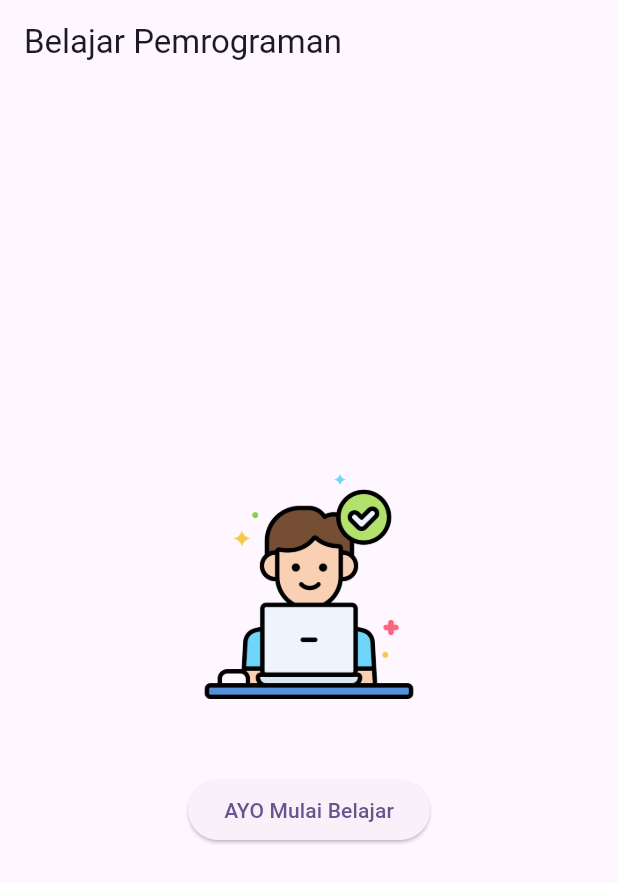
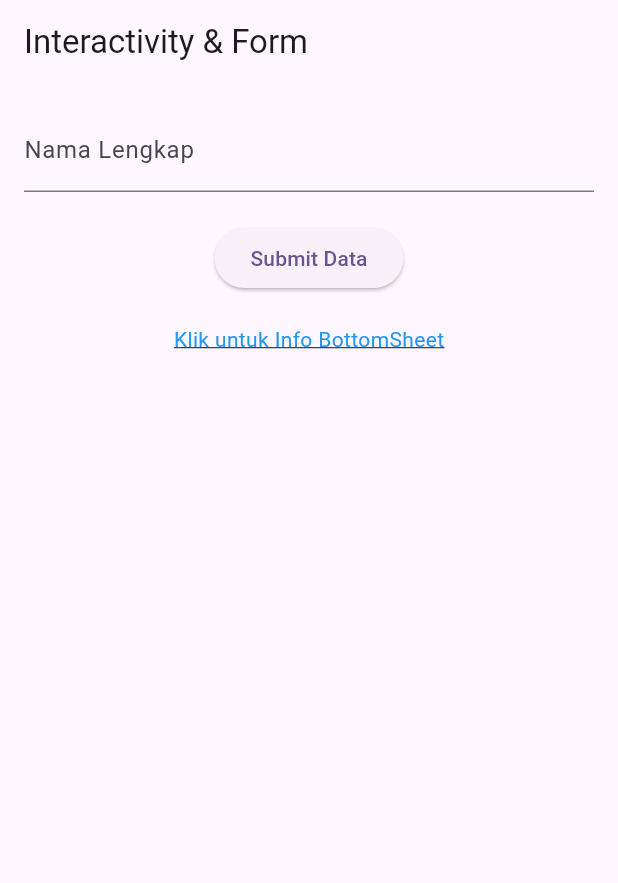
Before and after one commit to muthiazha/prak-mobilelanjut-2467051025, a Flutter app: the screen it shows after launch, on a phone screen of 412 x 824 dp. Shown: the top 883 px of the screen. Run offline on Flutter 3.47's test engine with Material 3 defaults, Android fonts, the light colour scheme and no system bars.

Commit message:
Pertemuan form Interaktif pertemuan 4

```diff
--- /dev/null
+++ b/lib/form_widget.dart
@@ -0,0 +1,85 @@
+import 'package:flutter/material.dart';
+
+class FormWidget extends StatefulWidget {
+  const FormWidget({super.key});
+
+  @override
+  State<FormWidget> createState() => _FormWidgetState();
+}
+
+class _FormWidgetState extends State<FormWidget> {
+  final _formKey = GlobalKey<FormState>();
+  final TextEditingController _namaController = TextEditingController();
+
+  @override
+  void dispose() {
+    _namaController.dispose(); // Membersihkan controller dari memori
+    super.dispose();
+  }
+
+  @override
+  Widget build(BuildContext context) {
+    return Scaffold(
+      appBar: AppBar(title: const Text('Interactivity & Form')),
+      body: Padding(
+        padding: const EdgeInsets.all(16.0),
+        child: Form(
+          key: _formKey,
+          child: Column(
+            children: [
+              TextFormField(
+                controller: _namaController,
+                decoration: const InputDecoration(labelText: 'Nama Lengkap'),
+                validator: (value) => (value == null || value.isEmpty)
+                    ? 'Nama tidak boleh kosong'
+                    : null,
+              ),
+              const SizedBox(height: 20),
+
+              ElevatedButton(
+                onPressed: () {
+                  if (_formKey.currentState!.validate()) {
+                    showDialog(
+                      context: context,
+                      builder: (context) => AlertDialog(
+                        title: const Text('Sukses'),
+                        content: Text('Nama Anda: ${_namaController.text}!'),
+                        actions: [
+                          TextButton(
+                            onPressed: () => Navigator.pop(context),
+                            child: const Text('OK'),
+                          ),
+                        ],
+                      ),
+                    ); // Perbaikan sintaks penutup showDialog
+                  }
+                },
+                child: const Text('Submit Data'),
+              ),
+              const SizedBox(height: 20),
+
+              GestureDetector(
+                onTap: () {
+                  showModalBottomSheet(
+                    context: context,
+                    builder: (context) => const Padding(
+                      padding: EdgeInsets.all(20),
+                      child: Text('Ini Bottom Sheet dari GestureDetector!'),
+                    ),
+                  );
+                },
+                child: const Text(
+                  'Klik untuk Info BottomSheet',
+                  style: TextStyle(
+                    color: Colors.blue,
+                    decoration: TextDecoration.underline,
+                  ),
+                ),
+              ),
+            ],
+          ),
+        ),
+      ),
+    );
+  }
+}
--- a/lib/main.dart
+++ b/lib/main.dart
@@ -1,6 +1,7 @@
 import 'package:flutter/material.dart';
 
-import 'first_Widget.dart';
+import 'first_widget.dart';
+import 'form_widget.dart';
 
 void main() {
   runApp(const MyApp());
@@ -17,7 +18,7 @@ class MyApp extends StatelessWidget {
         colorScheme: ColorScheme.fromSeed(seedColor: Colors.deepPurple),
         useMaterial3: true,
       ),
-      home: FirstWidget(),
+      home: FormWidget(),
     );
   }
 }
```
